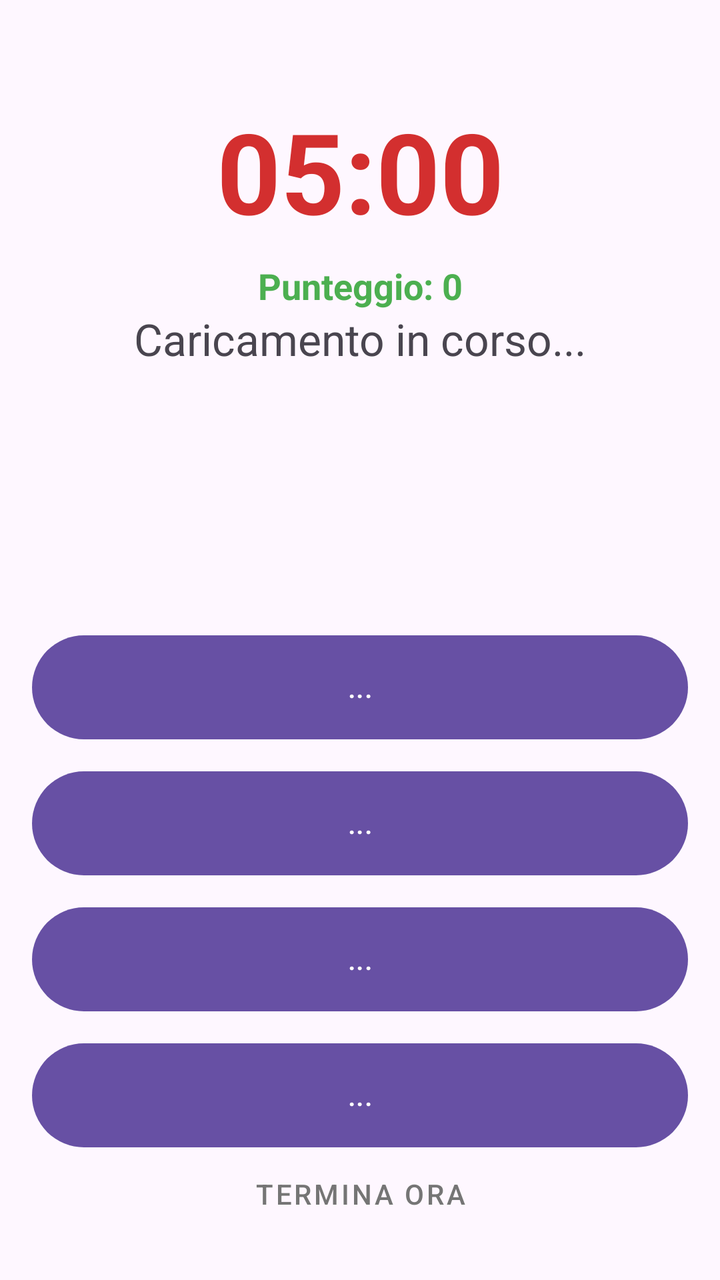
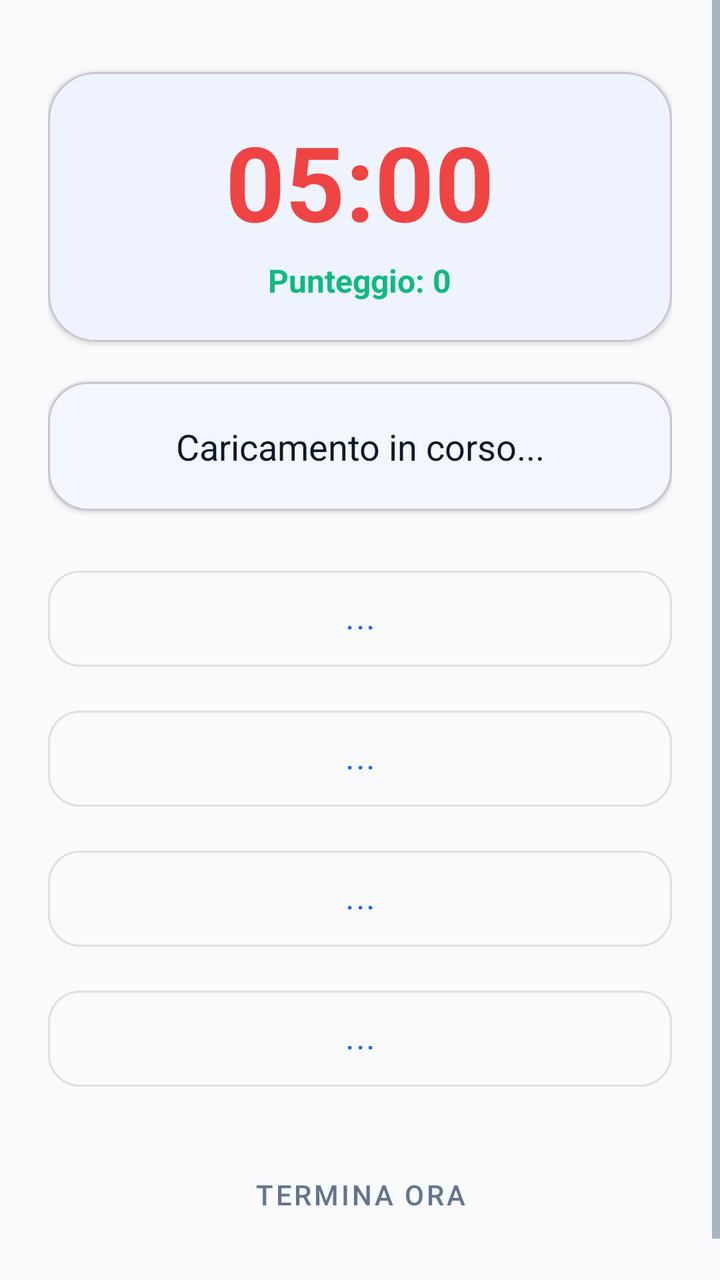

Before-and-after screenshots of an Android layout around one commit, followed by the original layout XML and the change that was made.
<!-- AndroidManifest.xml: application theme Theme.SmokeShield -->
<!-- res/layout/fragment_quiz.xml -->
<?xml version="1.0" encoding="utf-8"?>
<layout xmlns:android="http://schemas.android.com/apk/res/android"
    xmlns:app="http://schemas.android.com/apk/res-auto"
    xmlns:tools="http://schemas.android.com/tools">

    <ScrollView
        android:layout_width="match_parent"
        android:layout_height="match_parent"
        android:fillViewport="true">

        <androidx.constraintlayout.widget.ConstraintLayout
            android:layout_width="match_parent"
            android:layout_height="wrap_content"
            android:padding="16dp"
            tools:context=".QuizFragment">

            <TextView
                android:id="@+id/tv_timer"
                android:layout_width="wrap_content"
                android:layout_height="wrap_content"
                android:layout_marginTop="32dp"
                android:text="@string/timer_placeholder"
                android:textSize="56sp"
                android:textStyle="bold"
                android:textColor="#D32F2F"
                app:layout_constraintEnd_toEndOf="parent"
                app:layout_constraintStart_toStartOf="parent"
                app:layout_constraintTop_toTopOf="parent" />
            <TextView
                android:id="@+id/tv_score"
                android:layout_width="wrap_content"
                android:layout_height="wrap_content"
                android:layout_marginTop="8dp"
                android:text="@string/punteggio_0"
                android:textSize="18sp"
                android:textStyle="bold"
                android:textColor="#4CAF50"
                app:layout_constraintEnd_toEndOf="parent"
                app:layout_constraintStart_toStartOf="parent"
                app:layout_constraintTop_toBottomOf="@id/tv_timer" />
            <TextView
                android:id="@+id/tv_question"
                android:layout_width="0dp"
                android:layout_height="wrap_content"
                android:layout_marginTop="32dp"
                android:gravity="center"
                android:text="@string/question_placeholder"
                android:textSize="22sp"
                app:layout_constraintEnd_toEndOf="parent"
                app:layout_constraintStart_toStartOf="parent"
                app:layout_constraintTop_toBottomOf="@id/tv_timer" />

            <LinearLayout
                android:layout_width="match_parent"
                android:layout_height="wrap_content"
                android:layout_marginTop="32dp"
                android:layout_marginBottom="32dp"
                android:orientation="vertical"
                app:layout_constraintBottom_toBottomOf="parent"
                app:layout_constraintEnd_toEndOf="parent"
                app:layout_constraintHorizontal_bias="0.0"
                app:layout_constraintStart_toStartOf="parent"
                app:layout_constraintTop_toBottomOf="@id/tv_question"
                app:layout_constraintVertical_bias="0.901">

                <Button
                    android:id="@+id/btn_answer_1"
                    android:layout_width="match_parent"
                    android:layout_height="60dp"
                    android:layout_marginVertical="4dp"
                    android:text="@string/answer_a" />

                <Button
                    android:id="@+id/btn_answer_2"
                    android:layout_width="match_parent"
                    android:layout_height="60dp"
                    android:layout_marginVertical="4dp"
                    android:text="@string/answer_b" />

                <Button
                    android:id="@+id/btn_answer_3"
                    android:layout_width="match_parent"
                    android:layout_height="60dp"
                    android:layout_marginVertical="4dp"
                    android:text="@string/answer_c" />

                <Button
                    android:id="@+id/btn_answer_4"
                    android:layout_width="match_parent"
                    android:layout_height="60dp"
                    android:layout_marginVertical="4dp"
                    android:text="@string/answer_d" />

            </LinearLayout>

            <Button
                android:id="@+id/btn_termina_ora"
                style="@style/Widget.MaterialComponents.Button.TextButton"
                android:layout_width="wrap_content"
                android:layout_height="wrap_content"
                android:layout_marginBottom="3dp"
                android:text="TERMINA ORA"
                android:textColor="#757575"
                app:layout_constraintBottom_toBottomOf="parent"
                app:layout_constraintEnd_toEndOf="parent"
                app:layout_constraintStart_toStartOf="parent" />
        </androidx.constraintlayout.widget.ConstraintLayout>
    </ScrollView>
</layout>
<!-- resources referenced by this layout -->
<resources>
  <string name="answer_a">...</string>
  <string name="answer_b">...</string>
  <string name="answer_c">...</string>
  <string name="answer_d">...</string>
  <string name="punteggio_0">Punteggio: 0</string>
  <string name="question_placeholder">Caricamento in corso...</string>
  <string name="timer_placeholder">05:00</string>
  <style name="Theme.SmokeShield" parent="Base.Theme.SmokeShield" />
  <style name="Base.Theme.SmokeShield" parent="Theme.Material3.DayNight.NoActionBar">
          <item name="android:windowLayoutInDisplayCutoutMode" tools:targetApi="p">shortEdges</item>
          <item name="android:statusBarColor">?android:attr/colorBackground</item>
          <item name="android:navigationBarColor">?android:attr/colorBackground</item>
      </style>
</resources>

<!-- the commit's change to res/layout/fragment_quiz.xml (unified diff, before → after) -->
@@ -6,104 +6,144 @@
     <ScrollView
         android:layout_width="match_parent"
         android:layout_height="match_parent"
+        android:background="?android:attr/colorBackground"
         android:fillViewport="true">
 
         <androidx.constraintlayout.widget.ConstraintLayout
             android:layout_width="match_parent"
             android:layout_height="wrap_content"
-            android:padding="16dp"
+            android:padding="24dp"
             tools:context=".QuizFragment">
 
-            <TextView
-                android:id="@+id/tv_timer"
-                android:layout_width="wrap_content"
-                android:layout_height="wrap_content"
-                android:layout_marginTop="32dp"
-                android:text="@string/timer_placeholder"
-                android:textSize="56sp"
-                android:textStyle="bold"
-                android:textColor="#D32F2F"
-                app:layout_constraintEnd_toEndOf="parent"
-                app:layout_constraintStart_toStartOf="parent"
-                app:layout_constraintTop_toTopOf="parent" />
-            <TextView
-                android:id="@+id/tv_score"
-                android:layout_width="wrap_content"
-                android:layout_height="wrap_content"
-                android:layout_marginTop="8dp"
-                android:text="@string/punteggio_0"
-                android:textSize="18sp"
-                android:textStyle="bold"
-                android:textColor="#4CAF50"
-                app:layout_constraintEnd_toEndOf="parent"
-                app:layout_constraintStart_toStartOf="parent"
-                app:layout_constraintTop_toBottomOf="@id/tv_timer" />
-            <TextView
-                android:id="@+id/tv_question"
-                android:layout_width="0dp"
-                android:layout_height="wrap_content"
-                android:layout_marginTop="32dp"
-                android:gravity="center"
-                android:text="@string/question_placeholder"
-                android:textSize="22sp"
-                app:layout_constraintEnd_toEndOf="parent"
-                app:layout_constraintStart_toStartOf="parent"
-                app:layout_constraintTop_toBottomOf="@id/tv_timer" />
-
-            <LinearLayout
+            
+            <com.google.android.material.card.MaterialCardView
+                android:id="@+id/card_header"
                 android:layout_width="match_parent"
                 android:layout_height="wrap_content"
-                android:layout_marginTop="32dp"
-                android:layout_marginBottom="32dp"
+                android:layout_marginTop="12dp"
+                app:cardCornerRadius="24dp"
+                app:cardElevation="2dp"
+                app:cardBackgroundColor="?attr/colorSurface"
+                app:layout_constraintTop_toTopOf="parent"
+                app:layout_constraintStart_toStartOf="parent"
+                app:layout_constraintEnd_toEndOf="parent">
+
+                <LinearLayout
+                    android:layout_width="match_parent"
+                    android:layout_height="wrap_content"
+                    android:orientation="vertical"
+                    android:gravity="center"
+                    android:padding="20dp">
+
+                    <TextView
+                        android:id="@+id/tv_timer"
+                        android:layout_width="wrap_content"
+                        android:layout_height="wrap_content"
+                        android:text="@string/timer_placeholder"
+                        android:textSize="52sp"
+                        android:textStyle="bold"
+                        android:textColor="@color/colorSos" />
+
+                    <TextView
+                        android:id="@+id/tv_score"
+                        android:layout_width="wrap_content"
+                        android:layout_height="wrap_content"
+                        android:layout_marginTop="4dp"
+                        android:text="@string/punteggio_0"
+                        android:textSize="16sp"
+                        android:textStyle="bold"
+                        android:textColor="@color/colorHealth" />
+                </LinearLayout>
+            </com.google.android.material.card.MaterialCardView>
+
+            
+            <com.google.android.material.card.MaterialCardView
+                android:id="@+id/card_question"
+                android:layout_width="match_parent"
+                android:layout_height="wrap_content"
+                android:layout_marginTop="20dp"
+                app:cardCornerRadius="20dp"
+                app:cardElevation="1dp"
+                app:cardBackgroundColor="?attr/colorSurface"
+                app:layout_constraintTop_toBottomOf="@id/card_header"
+                app:layout_constraintStart_toStartOf="parent"
+                app:layout_constraintEnd_toEndOf="parent">
+
+                <TextView
+                    android:id="@+id/tv_question"
+                    android:layout_width="match_parent"
+                    android:layout_height="wrap_content"
+                    android:padding="20dp"
+                    android:gravity="center"
+                    android:text="@string/question_placeholder"
+                    android:textSize="18sp"
+                    android:textColor="?android:attr/textColorPrimary" />
+            </com.google.android.material.card.MaterialCardView>
+
+            
+            <LinearLayout
+                android:id="@+id/ll_answers"
+                android:layout_width="match_parent"
+                android:layout_height="wrap_content"
+                android:layout_marginTop="24dp"
                 android:orientation="vertical"
-                app:layout_constraintBottom_toBottomOf="parent"
-                app:layout_constraintEnd_toEndOf="parent"
-                app:layout_constraintHorizontal_bias="0.0"
+                app:layout_constraintTop_toBottomOf="@id/card_question"
                 app:layout_constraintStart_toStartOf="parent"
-                app:layout_constraintTop_toBottomOf="@id/tv_question"
-                app:layout_constraintVertical_bias="0.901">
+                app:layout_constraintEnd_toEndOf="parent">
 
                 <Button
                     android:id="@+id/btn_answer_1"
+                    style="@style/Widget.MaterialComponents.Button.OutlinedButton"
                     android:layout_width="match_parent"
                     android:layout_height="60dp"
-                    android:layout_marginVertical="4dp"
+                    android:layout_marginBottom="10dp"
+                    app:cornerRadius="16dp"
                     android:text="@string/answer_a" />
 
                 <Button
                     android:id="@+id/btn_answer_2"
+                    style="@style/Widget.MaterialComponents.Button.OutlinedButton"
                     android:layout_width="match_parent"
                     android:layout_height="60dp"
-                    android:layout_marginVertical="4dp"
+                    android:layout_marginBottom="10dp"
+                    app:cornerRadius="16dp"
                     android:text="@string/answer_b" />
 
                 <Button
                     android:id="@+id/btn_answer_3"
+                    style="@style/Widget.MaterialComponents.Button.OutlinedButton"
                     android:layout_width="match_parent"
                     android:layout_height="60dp"
-                    android:layout_marginVertical="4dp"
+                    android:layout_marginBottom="10dp"
+                    app:cornerRadius="16dp"
                     android:text="@string/answer_c" />
 
                 <Button
                     android:id="@+id/btn_answer_4"
+                    style="@style/Widget.MaterialComponents.Button.OutlinedButton"
                     android:layout_width="match_parent"
                     android:layout_height="60dp"
-                    android:layout_marginVertical="4dp"
+                    android:layout_marginBottom="16dp"
+                    app:cornerRadius="16dp"
                     android:text="@string/answer_d" />
 
             </LinearLayout>
 
+            
             <Button
                 android:id="@+id/btn_termina_ora"
                 style="@style/Widget.MaterialComponents.Button.TextButton"
                 android:layout_width="wrap_content"
                 android:layout_height="wrap_content"
-                android:layout_marginBottom="3dp"
+                android:layout_marginTop="8dp"
+                android:layout_marginBottom="16dp"
                 android:text="TERMINA ORA"
-                android:textColor="#757575"
+                android:textColor="?android:attr/textColorSecondary"
+                app:layout_constraintTop_toBottomOf="@id/ll_answers"
                 app:layout_constraintBottom_toBottomOf="parent"
                 app:layout_constraintEnd_toEndOf="parent"
                 app:layout_constraintStart_toStartOf="parent" />
+
         </androidx.constraintlayout.widget.ConstraintLayout>
     </ScrollView>
 </layout>
<!-- resource entries referenced after the edit -->
@@ -1,5 +1,7 @@
 <!-- resources referenced by this layout -->
 <resources>
+  <color name="colorHealth">#10B981</color>
+  <color name="colorSos">#EF4444</color>
   <string name="answer_a">...</string>
   <string name="answer_b">...</string>
   <string name="answer_c">...</string>
@@ -9,9 +11,49 @@
   <string name="timer_placeholder">05:00</string>
   <style name="Theme.SmokeShield" parent="Base.Theme.SmokeShield" />
   <style name="Base.Theme.SmokeShield" parent="Theme.Material3.DayNight.NoActionBar">
+          
+          <item name="colorPrimary">@color/primaryColor</item>
+          <item name="colorOnPrimary">@color/white</item>
+          <item name="colorSecondary">@color/secondaryColor</item>
+          <item name="colorOnSecondary">@color/white</item>
+  
+          
           <item name="android:windowLayoutInDisplayCutoutMode" tools:targetApi="p">shortEdges</item>
-          <item name="android:statusBarColor">?android:attr/colorBackground</item>
-          <item name="android:navigationBarColor">?android:attr/colorBackground</item>
+          <item name="android:statusBarColor">@color/backgroundColor</item>
+          <item name="android:navigationBarColor">@color/backgroundColor</item>
+  
+          
+          <item name="android:colorBackground">@color/backgroundColor</item>
+          <item name="colorSurface">@color/surfaceColor</item>
+          <item name="colorError">@color/colorSos</item>
+  
+          
+          <item name="android:textColorPrimary">@color/textColor</item>
+          <item name="android:textColorSecondary">@color/textColorLight</item>
+  
+          
+          <item name="shapeAppearanceSmallComponent">@style/ShapeAppearance.SmokeShield.Small</item>
+          <item name="shapeAppearanceMediumComponent">@style/ShapeAppearance.SmokeShield.Medium</item>
+          <item name="shapeAppearanceLargeComponent">@style/ShapeAppearance.SmokeShield.Large</item>
+      </style>
+  <color name="primaryColor">#2563EB</color>
+  <color name="white">#FFFFFFFF</color>
+  <color name="secondaryColor">#F59E0B</color>
+  <color name="backgroundColor">#F8FAFC</color>
+  <color name="surfaceColor">#FFFFFF</color>
+  <color name="textColor">#0F172A</color>
+  <color name="textColorLight">#64748B</color>
+  <style name="ShapeAppearance.SmokeShield.Small" parent="ShapeAppearance.MaterialComponents.SmallComponent">
+          <item name="cornerFamily">rounded</item>
+          <item name="cornerSize">12dp</item>
+      </style>
+  <style name="ShapeAppearance.SmokeShield.Medium" parent="ShapeAppearance.MaterialComponents.MediumComponent">
+          <item name="cornerFamily">rounded</item>
+          <item name="cornerSize">20dp</item>
+      </style>
+  <style name="ShapeAppearance.SmokeShield.Large" parent="ShapeAppearance.MaterialComponents.LargeComponent">
+          <item name="cornerFamily">rounded</item>
+          <item name="cornerSize">28dp</item>
       </style>
 </resources>
 
